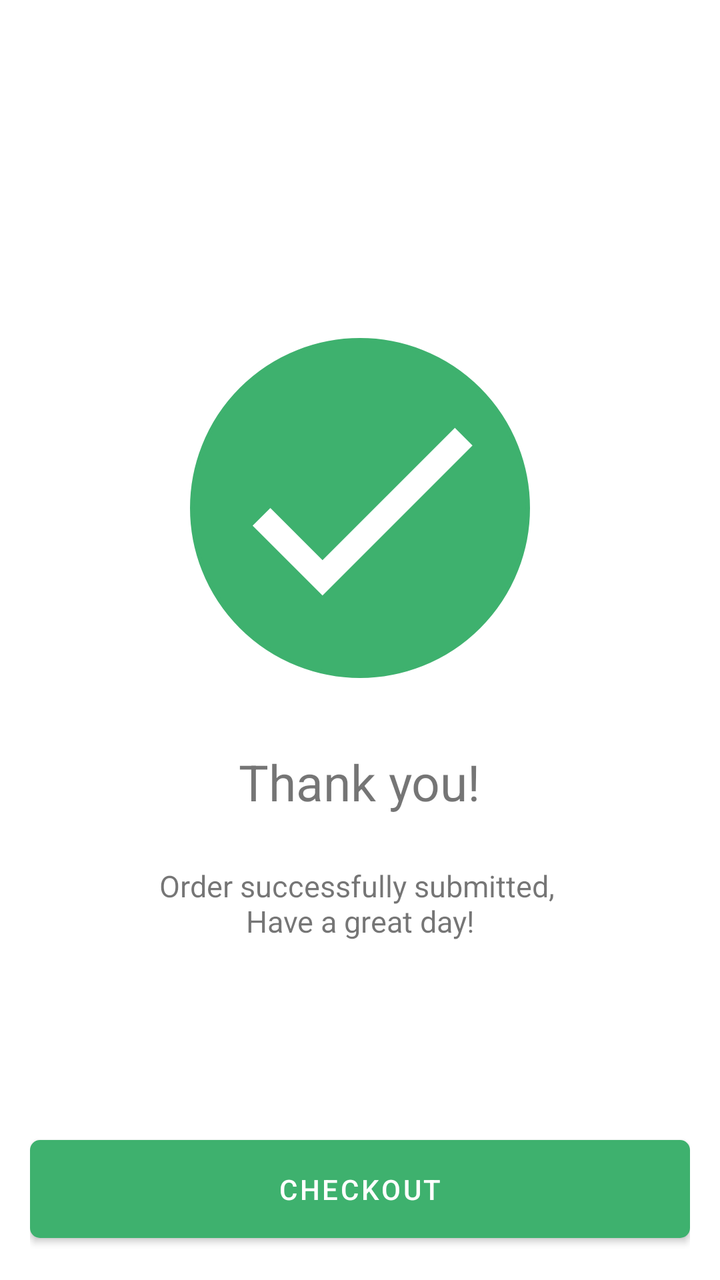
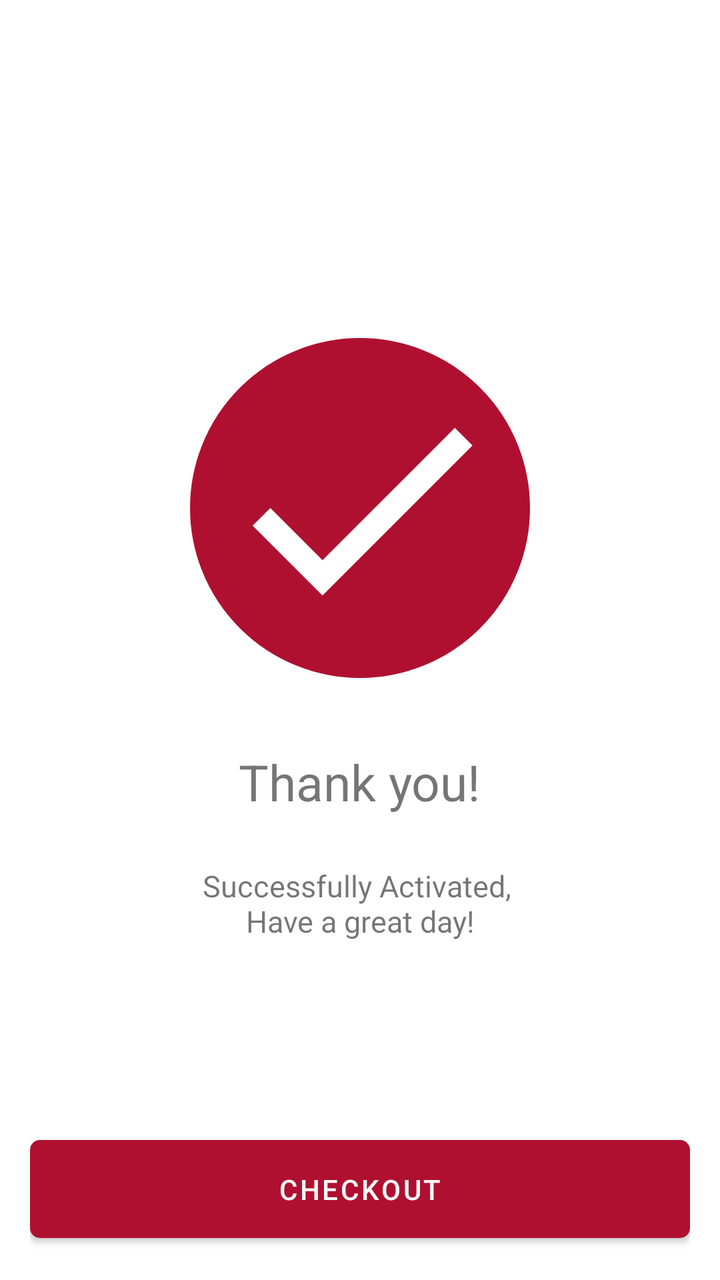

Before-and-after screenshots of an Android layout around one commit, followed by the original layout XML and the change that was made.
<!-- AndroidManifest.xml: application theme AppTheme -->
<!-- res/layout/fragment_payment_success.xml -->
<?xml version="1.0" encoding="utf-8"?>
<RelativeLayout xmlns:android="http://schemas.android.com/apk/res/android"
    xmlns:tools="http://schemas.android.com/tools" xmlns:app="http://schemas.android.com/apk/res-auto"
    android:id="@+id/root_view"
    android:padding="15dp"
    android:background="@color/colorWhite"
    android:layout_width="match_parent"
    android:layout_height="match_parent"
    tools:context=".views.fragments.SubscriptionFragment">

    <LinearLayout
        android:gravity="center"
        android:orientation="vertical"
        android:layout_centerInParent="true"
        android:layout_width="match_parent"
        android:layout_height="wrap_content">
        <ImageButton
            android:id="@+id/add_own_product"
            android:scaleType="fitCenter"
            android:adjustViewBounds="true"
            android:backgroundTint="@color/colorOceanGreen"
            android:background="@drawable/shape_radius_100_pad_10_stroke_grey_bg_white"
            android:tint="@color/colorWhite"
            android:src="@drawable/ic_baseline_check_24"
            android:layout_marginBottom="35dp"
            android:layout_width="170dp"
            android:layout_height="170dp" />

        <TextView
            android:text="Thank you!"
            android:textSize="25sp"
            android:layout_marginBottom="25dp"
            android:layout_width="wrap_content"
            android:layout_height="wrap_content"/>

        <TextView
            android:text="Order successfully submitted, \nHave a great day!"
            android:textSize="15sp"
            android:textAlignment="center"
            android:layout_width="wrap_content"
            android:layout_height="wrap_content"/>
    </LinearLayout>

    <Button
        android:layout_alignParentBottom="true"
        android:id="@+id/check_order_button"
        android:text="CHECKOUT"
        android:textColor="@color/colorWhite"
        app:cornerRadius="5dp"
        android:padding="15dp"
        app:backgroundTint="@color/colorOceanGreen"
        android:layout_width="match_parent"
        android:layout_height="wrap_content" />

    <ProgressBar
        android:id="@+id/progress_bar"
        android:layout_centerInParent="true"
        android:layout_width="wrap_content"
        android:layout_height="wrap_content"
        android:layout_gravity="center"
        android:indeterminate="true"
        style="?android:attr/progressBarStyleLarge"
        android:visibility="invisible" />

</RelativeLayout>
<!-- resources referenced by this layout -->
<resources>
  <color name="colorOceanGreen">#3EB16E</color>
  <color name="colorWhite">#FFFFFF</color>
  <!-- drawable ic_baseline_check_24 (drawable) -->
  <vector xmlns:android="http://schemas.android.com/apk/res/android"
      android:width="24dp"
      android:height="24dp"
      android:viewportWidth="24"
      android:viewportHeight="24"
      android:tint="?attr/colorControlNormal">
    <path
        android:fillColor="@android:color/white"
        android:pathData="M9,16.17L4.83,12l-1.42,1.41L9,19 21,7l-1.41,-1.41z"/>
  </vector>
  <!-- drawable shape_radius_100_pad_10_stroke_grey_bg_white (drawable) -->
  <?xml version="1.0" encoding="utf-8"?>
  <shape xmlns:android="http://schemas.android.com/apk/res/android">
      
      <solid android:color="@color/colorWhite" />
      <stroke android:width="2dp" android:color="#e5e5e5" />
      <padding android:left="10dp" android:top="10dp" android:right="10dp" android:bottom="10dp"/>
      <corners android:radius="100dp"/>
  </shape>
  <style name="AppTheme" parent="Theme.MaterialComponents.DayNight.NoActionBar">
          
          
          <item name="colorPrimary">@color/colorPrimary</item>
          <item name="colorPrimaryDark">@color/colorPrimaryDark</item>
          <item name="colorAccent">@color/colorAccent</item>
      </style>
  <color name="colorPrimary">#B01030</color>
  <color name="colorPrimaryDark">#530918</color>
  <color name="colorAccent">#450D18</color>
</resources>

<!-- the commit's change to res/layout/fragment_payment_success.xml (unified diff, before → after) -->
@@ -18,7 +18,7 @@
             android:id="@+id/add_own_product"
             android:scaleType="fitCenter"
             android:adjustViewBounds="true"
-            android:backgroundTint="@color/colorOceanGreen"
+            app:backgroundTint="@color/colorPrimary"
             android:background="@drawable/shape_radius_100_pad_10_stroke_grey_bg_white"
             android:tint="@color/colorWhite"
             android:src="@drawable/ic_baseline_check_24"
@@ -34,7 +34,7 @@
             android:layout_height="wrap_content"/>
 
         <TextView
-            android:text="Order successfully submitted, \nHave a great day!"
+            android:text="Successfully Activated, \nHave a great day!"
             android:textSize="15sp"
             android:textAlignment="center"
             android:layout_width="wrap_content"
@@ -48,7 +48,7 @@
         android:textColor="@color/colorWhite"
         app:cornerRadius="5dp"
         android:padding="15dp"
-        app:backgroundTint="@color/colorOceanGreen"
+        app:backgroundTint="@color/colorPrimary"
         android:layout_width="match_parent"
         android:layout_height="wrap_content" />
 
<!-- resource entries referenced after the edit -->
@@ -1,6 +1,5 @@
 <!-- resources referenced by this layout -->
 <resources>
-  <color name="colorOceanGreen">#3EB16E</color>
   <color name="colorWhite">#FFFFFF</color>
   <!-- drawable ic_baseline_check_24 (drawable) -->
   <vector xmlns:android="http://schemas.android.com/apk/res/android"
